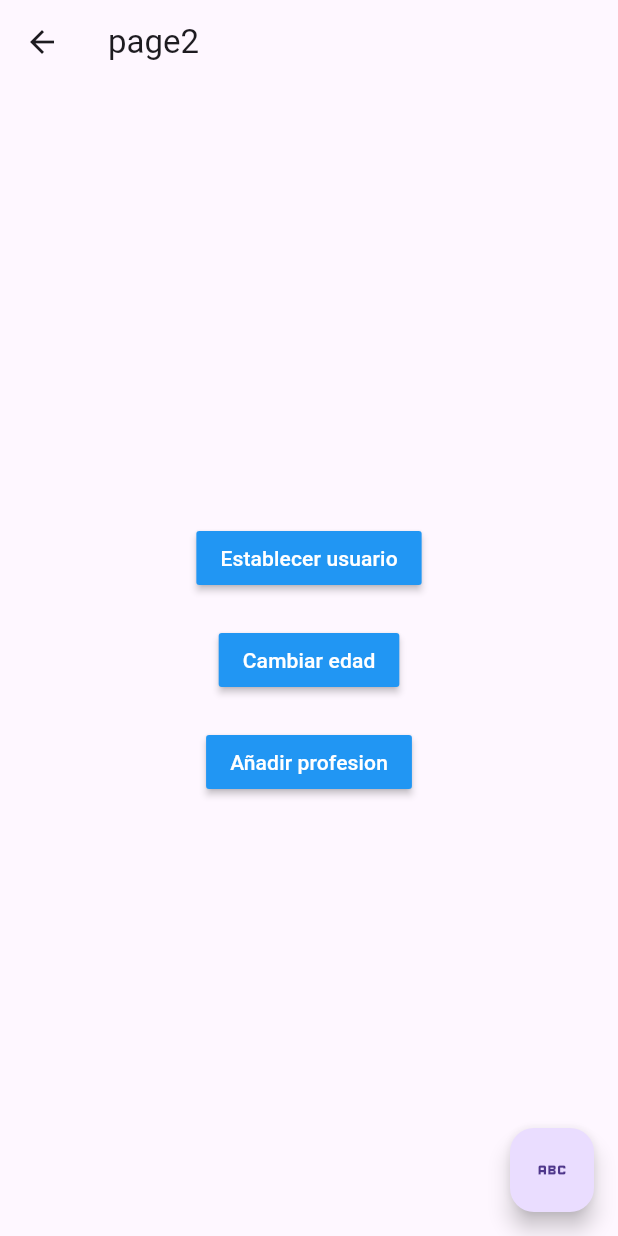
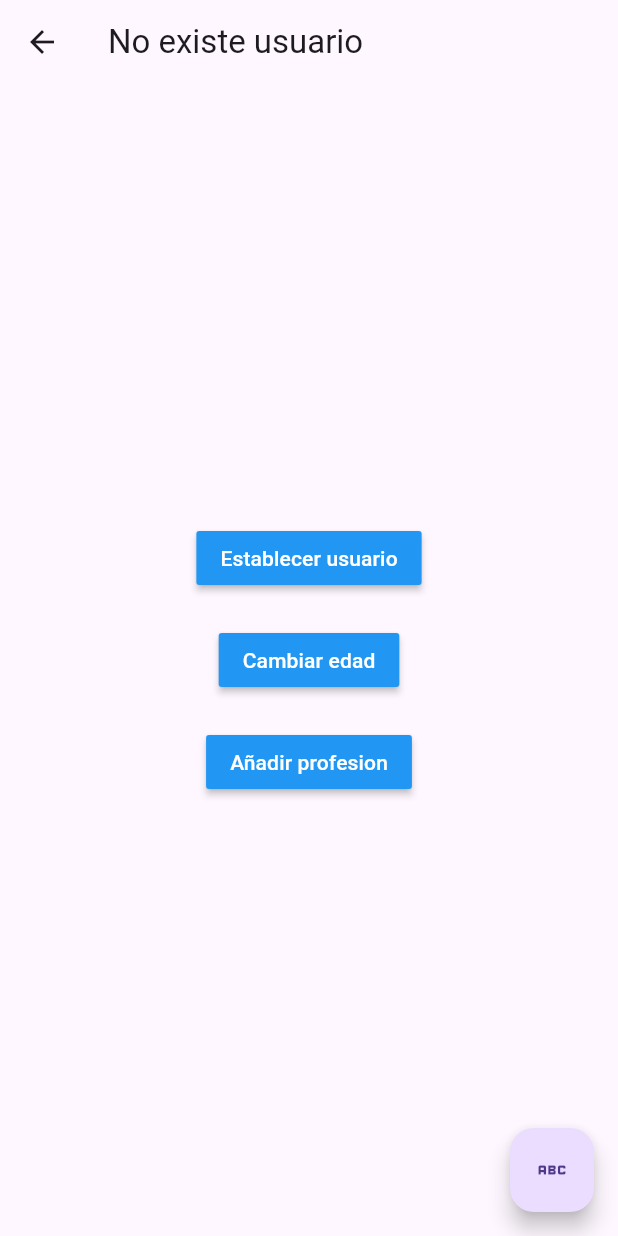
Before and after one commit to fran72/flutter_manejadores_de-estado, a Flutter app: the screen it shows after launch, after a tap on the "abc" icon, on a phone screen of 412 x 824 dp. Run offline on Flutter 3.47's test engine with Material 3 defaults, Android fonts, the phone set to English and light mode, and no system bars.

Commit message:
Fin seccion Singleton

```diff
--- a/lib/pages/page1_page.dart
+++ b/lib/pages/page1_page.dart
@@ -1,3 +1,5 @@
+import 'package:estados_app/models/usuario.dart';
+import 'package:estados_app/services/usuario_service.dart';
 import 'package:flutter/material.dart';
 
 class Page1Page extends StatelessWidget {
@@ -9,7 +11,13 @@ class Page1Page extends StatelessWidget {
       appBar: AppBar(
         title: const Text('page1'),
       ),
-      body: const InformacionUsuario(),
+      body: StreamBuilder(
+          stream: usuarioService.usuarioStream,
+          builder: (BuildContext context, AsyncSnapshot<Usuario> snapshot) {
+            return snapshot.hasData
+                ? const InformacionUsuario()
+                : const Text('No existe usuario');
+          }),
       floatingActionButton: FloatingActionButton(
         onPressed: () => {
           Navigator.pushNamed(context, 'page2'),
@@ -31,19 +39,19 @@ class InformacionUsuario extends StatelessWidget {
       padding: const EdgeInsets.all(20.0),
       height: double.infinity,
       width: double.infinity,
-      child: const Column(
+      child: Column(
         children: [
-          Text('General',
+          const Text('General',
               style: TextStyle(fontSize: 18, fontWeight: FontWeight.bold)),
-          Divider(),
-          ListTile(title: Text('Nombre: ')),
-          ListTile(title: Text('Edad: ')),
-          Text('Profesiones',
+          const Divider(),
+          ListTile(title: Text('Nombre: ${usuarioService.usuario.nombre} ')),
+          ListTile(title: Text('Edad: ${usuarioService.usuario.edad} ')),
+          const Text('Profesiones',
               style: TextStyle(fontSize: 18, fontWeight: FontWeight.bold)),
-          Divider(),
-          ListTile(title: Text('Profesiones e')),
-          ListTile(title: Text('Profesiones e')),
-          ListTile(title: Text('Profesiones e')),
+          const Divider(),
+          ListTile(title: Text(usuarioService.usuario.profesiones[0])),
+          const ListTile(title: Text('Profesiones e')),
+          const ListTile(title: Text('Profesiones e')),
         ],
       ),
     );
--- a/lib/pages/page2_page.dart
+++ b/lib/pages/page2_page.dart
@@ -1,3 +1,5 @@
+import 'package:estados_app/models/usuario.dart';
+import 'package:estados_app/services/usuario_service.dart';
 import 'package:flutter/material.dart';
 
 class Page2Page extends StatelessWidget {
@@ -7,21 +9,33 @@ class Page2Page extends StatelessWidget {
   Widget build(BuildContext context) {
     return Scaffold(
       appBar: AppBar(
-        title: const Text('page2'),
+        title: StreamBuilder(
+            stream: usuarioService.usuarioStream,
+            builder: (BuildContext context, AsyncSnapshot<Usuario> snapshot) {
+              return snapshot.hasData
+                  ? Text(usuarioService.usuario.nombre)
+                  : const Text('No existe usuario');
+            }),
       ),
       body: Center(
         child: Column(
           mainAxisAlignment: MainAxisAlignment.center,
           children: [
             MaterialButton(
-              onPressed: () {},
+              onPressed: () {
+                final user = Usuario(
+                    nombre: 'Fran', edad: 42, profesiones: ['developer']);
+                usuarioService.setUser(user);
+              },
               color: Colors.blue,
               child: const Text('Establecer usuario',
                   style: TextStyle(color: Colors.white)),
             ),
             const SizedBox(height: 20.0),
             MaterialButton(
-              onPressed: () {},
+              onPressed: () {
+                usuarioService.setEdad(32);
+              },
               color: Colors.blue,
               child: const Text('Cambiar edad',
                   style: TextStyle(color: Colors.white)),
--- /dev/null
+++ b/lib/services/usuario_service.dart
@@ -0,0 +1,37 @@
+import 'dart:async';
+
+import 'package:estados_app/models/usuario.dart';
+
+class _UsuarioService {
+  final StreamController<Usuario> _usuarioStreamController =
+      StreamController<Usuario>.broadcast();
+
+  Usuario _usuario = Usuario(nombre: '', edad: 0, profesiones: []);
+
+  Usuario get usuario => _usuario;
+
+  bool get existeUsuario => (_usuario.nombre != '') ? true : false;
+
+  Stream<Usuario> get usuarioStream => _usuarioStreamController.stream;
+
+  void setUser(Usuario user) {
+    _usuario = user;
+    _usuarioStreamController.add(user);
+  }
+
+  void setEdad(int edad) {
+    _usuario.edad = edad;
+    _usuarioStreamController.add(_usuario);
+  }
+
+  void setProfesiones(List<String> profesiones) {
+    _usuario.profesiones = profesiones;
+    _usuarioStreamController.add(_usuario);
+  }
+
+  dispose() {
+    _usuarioStreamController.close();
+  }
+}
+
+final usuarioService = _UsuarioService();
```
